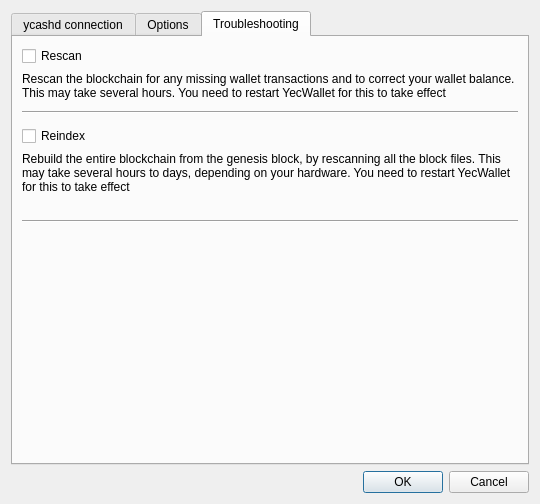
This is src/settings.ui in ycashfoundation/yecwallet as Qt 5 draws it before an edit. The edited form follows.
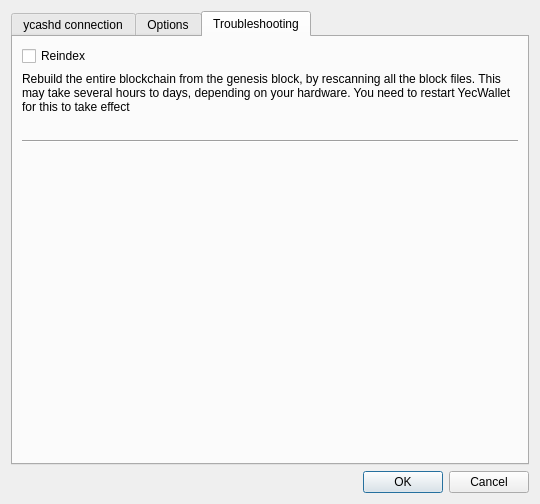
This is the edited form. The open tabs and pages were chosen to show the change.

Commit message: Rescan Blockchain  UI

Diff of the .ui file:
```diff
--- a/src/settings.ui
+++ b/src/settings.ui
@@ -288,58 +288,14 @@
        <string>Troubleshooting</string>
       </attribute>
       <layout class="QGridLayout" name="gridLayout_2">
-       <item row="5" column="0">
+       <item row="2" column="0">
         <widget class="QCheckBox" name="chkReindex">
          <property name="text">
           <string>Reindex</string>
          </property>
         </widget>
        </item>
-       <item row="1" column="0">
-        <widget class="QLabel" name="label_9">
-         <property name="text">
-          <string>Rescan the blockchain for any missing wallet transactions and to correct your wallet balance. This may take several hours. You need to restart YecWallet for this to take effect</string>
-         </property>
-         <property name="wordWrap">
-          <bool>true</bool>
-         </property>
-        </widget>
-       </item>
-       <item row="0" column="0">
-        <widget class="QCheckBox" name="chkRescan">
-         <property name="text">
-          <string>Rescan</string>
-         </property>
-        </widget>
-       </item>
-       <item row="2" column="0">
-        <widget class="Line" name="line_3">
-         <property name="orientation">
-          <enum>Qt::Horizontal</enum>
-         </property>
-        </widget>
-       </item>
-       <item row="9" column="0">
-        <spacer name="verticalSpacer_3">
-         <property name="orientation">
-          <enum>Qt::Vertical</enum>
-         </property>
-         <property name="sizeHint" stdset="0">
-          <size>
-           <width>20</width>
-           <height>40</height>
-          </size>
-         </property>
-        </spacer>
-       </item>
-       <item row="2" column="0">
-        <widget class="QLabel" name="label_12">
-         <property name="text">
-          <string/>
-         </property>
-        </widget>
-       </item>
-       <item row="6" column="0">
+       <item row="3" column="0">
         <widget class="QLabel" name="label_11">
          <property name="text">
           <string>Rebuild the entire blockchain from the genesis block, by rescanning all the block files. This may take several hours to days, depending on your hardware. You need to restart YecWallet for this to take effect</string>
@@ -349,20 +305,33 @@
          </property>
         </widget>
        </item>
-       <item row="8" column="0">
+       <item row="5" column="0">
         <widget class="Line" name="line_4">
          <property name="orientation">
           <enum>Qt::Horizontal</enum>
          </property>
         </widget>
        </item>
-       <item row="7" column="0">
+       <item row="4" column="0">
         <widget class="QLabel" name="label_13">
          <property name="text">
           <string/>
          </property>
         </widget>
        </item>
+       <item row="6" column="0">
+        <spacer name="verticalSpacer_3">
+         <property name="orientation">
+          <enum>Qt::Vertical</enum>
+         </property>
+         <property name="sizeHint" stdset="0">
+          <size>
+           <width>20</width>
+           <height>40</height>
+          </size>
+         </property>
+        </spacer>
+       </item>
       </layout>
      </widget>
     </widget>
```
Left out of the diff: 2 changed lines with no effect on the pictures. The commit also changes 7 other files.
